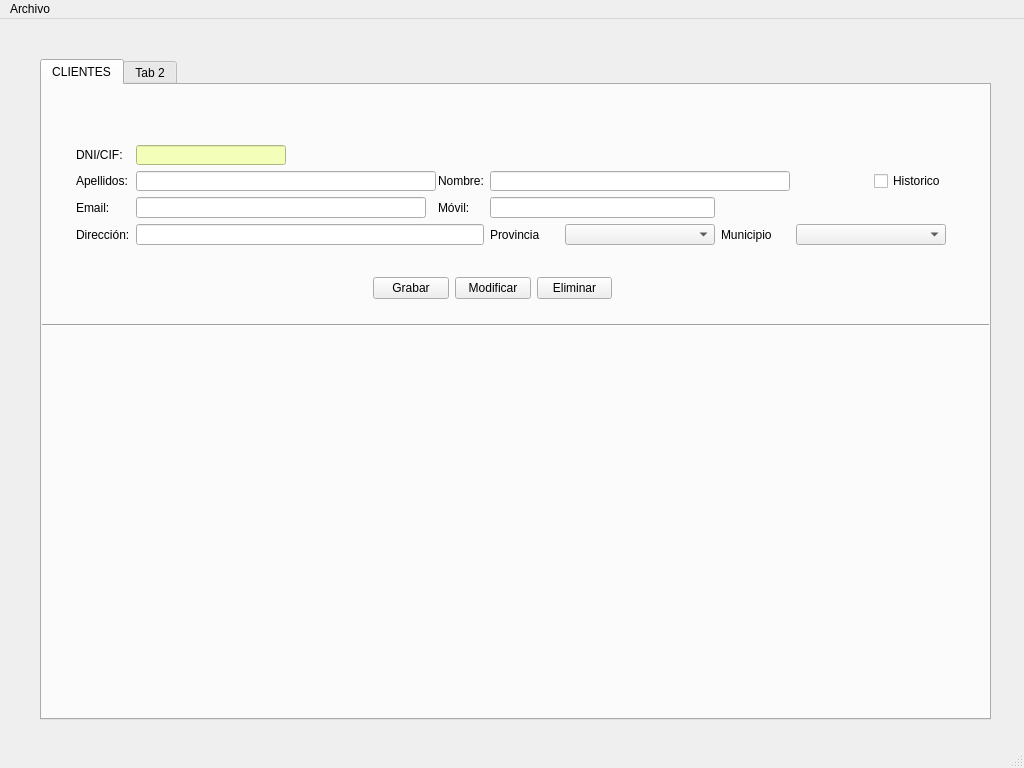
The window that venPrincipal.ui (VoctorSN/Proyecto-Desarrollo-Interfaces) describes before a commit, drawn with Qt 5.
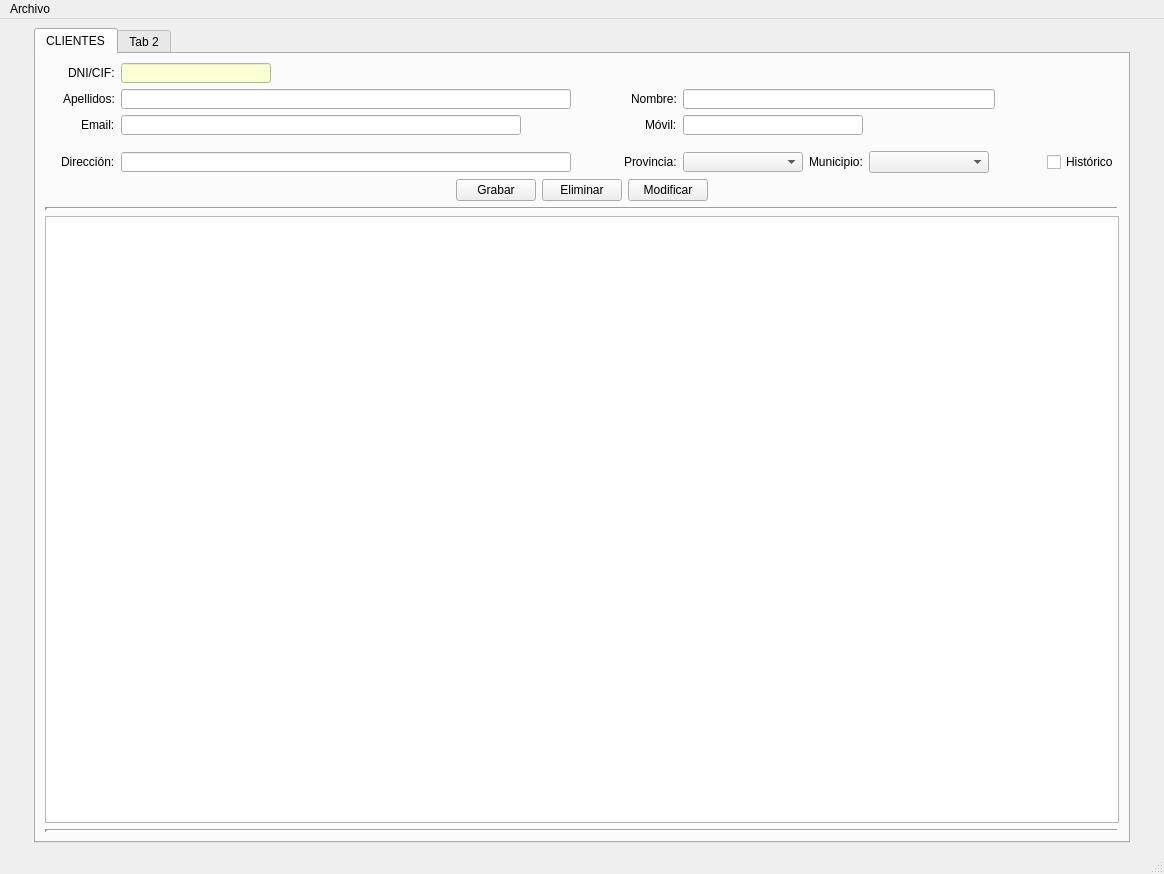
The same window after the commit. Icons and pictures are not drawn.

```diff
--- a/venPrincipal.ui
+++ b/venPrincipal.ui
@@ -6,300 +6,620 @@
    <rect>
     <x>0</x>
     <y>0</y>
-    <width>1024</width>
-    <height>768</height>
+    <width>1164</width>
+    <height>874</height>
    </rect>
   </property>
-  <property name="minimumSize">
-   <size>
-    <width>1024</width>
-    <height>768</height>
-   </size>
-  </property>
-  <property name="maximumSize">
-   <size>
-    <width>1024</width>
-    <height>768</height>
-   </size>
-  </property>
-  <property name="baseSize">
-   <size>
-    <width>0</width>
-    <height>0</height>
-   </size>
-  </property>
   <property name="windowTitle">
    <string>MainWindow</string>
   </property>
   <widget class="QWidget" name="centralwidget">
-   <widget class="QTabWidget" name="panPrincipal">
-    <property name="geometry">
-     <rect>
-      <x>40</x>
-      <y>40</y>
-      <width>951</width>
-      <height>661</height>
-     </rect>
-    </property>
-    <property name="currentIndex">
-     <number>0</number>
-    </property>
-    <widget class="QWidget" name="tabClientes">
-     <attribute name="title">
-      <string>CLIENTES</string>
-     </attribute>
-     <widget class="Line" name="line">
-      <property name="geometry">
-       <rect>
-        <x>0</x>
-        <y>230</y>
-        <width>951</width>
-        <height>20</height>
-       </rect>
-      </property>
+   <layout class="QGridLayout" name="gridLayout_2">
+    <item row="0" column="0">
+     <spacer name="horizontalSpacer_7">
       <property name="orientation">
        <enum>Qt::Horizontal</enum>
       </property>
-     </widget>
-     <widget class="QWidget" name="layoutWidget">
-      <property name="geometry">
-       <rect>
-        <x>331</x>
-        <y>191</y>
-        <width>239</width>
-        <height>25</height>
-       </rect>
+      <property name="sizeType">
+       <enum>QSizePolicy::Minimum</enum>
       </property>
-      <layout class="QHBoxLayout" name="horizontalLayout">
-       <item>
-        <widget class="QPushButton" name="btnGrabarCli">
-         <property name="text">
-          <string>Grabar</string>
-         </property>
-        </widget>
-       </item>
-       <item>
-        <widget class="QPushButton" name="btnModificarCli">
-         <property name="text">
-          <string>Modificar</string>
-         </property>
-        </widget>
-       </item>
-       <item>
-        <widget class="QPushButton" name="btnDelCli">
-         <property name="text">
-          <string>Eliminar</string>
-         </property>
-        </widget>
-       </item>
-      </layout>
-     </widget>
-     <widget class="QWidget" name="layoutWidget">
-      <property name="geometry">
-       <rect>
-        <x>34</x>
-        <y>60</y>
-        <width>870</width>
-        <height>100</height>
-       </rect>
+      <property name="sizeHint" stdset="0">
+       <size>
+        <width>25</width>
+        <height>20</height>
+       </size>
       </property>
-      <layout class="QGridLayout" name="gridLayout">
-       <item row="0" column="0">
-        <widget class="QLabel" name="lblDniCli">
-         <property name="text">
-          <string>DNI/CIF:</string>
-         </property>
-        </widget>
-       </item>
-       <item row="0" column="1">
-        <widget class="QLineEdit" name="txtDniCli">
-         <property name="minimumSize">
-          <size>
-           <width>120</width>
-           <height>20</height>
-          </size>
-         </property>
-         <property name="maximumSize">
-          <size>
-           <width>150</width>
-           <height>16777215</height>
-          </size>
-         </property>
-         <property name="styleSheet">
-          <string notr="true">background-color: rgb(243, 255, 185);</string>
-         </property>
-         <property name="text">
-          <string/>
-         </property>
-        </widget>
-       </item>
-       <item row="1" column="0">
-        <widget class="QLabel" name="lblApeCli">
-         <property name="text">
-          <string>Apellidos:</string>
-         </property>
-        </widget>
-       </item>
-       <item row="1" column="1">
-        <widget class="QLineEdit" name="txtApeCli">
-         <property name="minimumSize">
-          <size>
-           <width>300</width>
-           <height>20</height>
-          </size>
-         </property>
-        </widget>
-       </item>
-       <item row="1" column="2">
-        <spacer name="horizontalSpacer">
-         <property name="orientation">
-          <enum>Qt::Horizontal</enum>
-         </property>
-         <property name="sizeHint" stdset="0">
-          <size>
-           <width>20</width>
-           <height>20</height>
-          </size>
-         </property>
-        </spacer>
-       </item>
-       <item row="1" column="3">
-        <widget class="QLabel" name="lblNomCli">
-         <property name="text">
-          <string>Nombre:</string>
-         </property>
-        </widget>
-       </item>
-       <item row="2" column="0">
-        <widget class="QLabel" name="lblEmailCli">
-         <property name="text">
-          <string>Email:</string>
-         </property>
-        </widget>
-       </item>
-       <item row="2" column="1">
-        <widget class="QLineEdit" name="txtEmailCli"/>
-       </item>
-       <item row="2" column="4" colspan="2">
-        <widget class="QLineEdit" name="txtMovilCli">
-         <property name="text">
-          <string/>
-         </property>
-        </widget>
-       </item>
-       <item row="3" column="0">
-        <widget class="QLabel" name="lblDirCli">
-         <property name="text">
-          <string>Dirección:</string>
-         </property>
-        </widget>
-       </item>
-       <item row="3" column="4">
-        <widget class="QLabel" name="lblProvCli">
-         <property name="text">
-          <string>Provincia</string>
-         </property>
-        </widget>
-       </item>
-       <item row="3" column="5">
-        <widget class="QComboBox" name="comboProvinciaCli">
-         <property name="minimumSize">
-          <size>
-           <width>150</width>
-           <height>0</height>
-          </size>
-         </property>
-         <property name="maximumSize">
-          <size>
-           <width>150</width>
-           <height>16777215</height>
-          </size>
-         </property>
-        </widget>
-       </item>
-       <item row="3" column="6">
-        <widget class="QLabel" name="lblMunicipoCli">
-         <property name="text">
-          <string>Municipio</string>
-         </property>
-        </widget>
-       </item>
-       <item row="3" column="7" colspan="2">
-        <widget class="QComboBox" name="comboMunicipioCli">
-         <property name="minimumSize">
-          <size>
-           <width>150</width>
-           <height>0</height>
-          </size>
-         </property>
-         <property name="maximumSize">
-          <size>
-           <width>150</width>
-           <height>16777215</height>
-          </size>
-         </property>
-        </widget>
-       </item>
-       <item row="3" column="1" colspan="3">
-        <widget class="QLineEdit" name="txtDirCli">
-         <property name="text">
-          <string/>
-         </property>
-        </widget>
-       </item>
-       <item row="2" column="3">
-        <widget class="QLabel" name="lblMovilCli">
-         <property name="text">
-          <string>Móvil:</string>
-         </property>
-        </widget>
-       </item>
-       <item row="1" column="4" colspan="3">
-        <widget class="QLineEdit" name="txtNomCli">
-         <property name="minimumSize">
-          <size>
-           <width>300</width>
-           <height>20</height>
-          </size>
-         </property>
-        </widget>
-       </item>
-       <item row="1" column="8">
-        <widget class="QCheckBox" name="chkHistoriaCli">
-         <property name="text">
-          <string>Historico</string>
-         </property>
-        </widget>
-       </item>
-      </layout>
+     </spacer>
+    </item>
+    <item row="0" column="1">
+     <widget class="QTabWidget" name="panPrincipal">
+      <property name="currentIndex">
+       <number>0</number>
+      </property>
+      <widget class="QWidget" name="pesClientes">
+       <attribute name="title">
+        <string>CLIENTES</string>
+       </attribute>
+       <layout class="QVBoxLayout" name="verticalLayout">
+        <item>
+         <layout class="QGridLayout" name="layoutFormulario">
+          <item row="4" column="5">
+           <widget class="QLabel" name="lblProvCli">
+            <property name="text">
+             <string>Provincia:</string>
+            </property>
+           </widget>
+          </item>
+          <item row="4" column="4">
+           <spacer name="horizontalSpacer">
+            <property name="orientation">
+             <enum>Qt::Horizontal</enum>
+            </property>
+            <property name="sizeHint" stdset="0">
+             <size>
+              <width>40</width>
+              <height>20</height>
+             </size>
+            </property>
+           </spacer>
+          </item>
+          <item row="4" column="7">
+           <widget class="QLabel" name="lblMuniCli">
+            <property name="text">
+             <string>Municipio:</string>
+            </property>
+           </widget>
+          </item>
+          <item row="4" column="8">
+           <widget class="QComboBox" name="cmbMuniCli">
+            <property name="sizePolicy">
+             <sizepolicy hsizetype="Fixed" vsizetype="Fixed">
+              <horstretch>0</horstretch>
+              <verstretch>0</verstretch>
+             </sizepolicy>
+            </property>
+            <property name="minimumSize">
+             <size>
+              <width>120</width>
+              <height>20</height>
+             </size>
+            </property>
+           </widget>
+          </item>
+          <item row="4" column="6">
+           <widget class="QComboBox" name="cmbProvCli">
+            <property name="sizePolicy">
+             <sizepolicy hsizetype="Fixed" vsizetype="Fixed">
+              <horstretch>0</horstretch>
+              <verstretch>0</verstretch>
+             </sizepolicy>
+            </property>
+            <property name="minimumSize">
+             <size>
+              <width>120</width>
+              <height>20</height>
+             </size>
+            </property>
+            <property name="maximumSize">
+             <size>
+              <width>120</width>
+              <height>20</height>
+             </size>
+            </property>
+           </widget>
+          </item>
+          <item row="2" column="5" alignment="Qt::AlignRight">
+           <widget class="QLabel" name="lblMovilCli">
+            <property name="text">
+             <string>Móvil:</string>
+            </property>
+           </widget>
+          </item>
+          <item row="1" column="5" alignment="Qt::AlignRight">
+           <widget class="QLabel" name="lblNomCli">
+            <property name="text">
+             <string>Nombre:</string>
+            </property>
+           </widget>
+          </item>
+          <item row="2" column="6" colspan="2">
+           <widget class="QLineEdit" name="txtMovilCli">
+            <property name="sizePolicy">
+             <sizepolicy hsizetype="Fixed" vsizetype="Fixed">
+              <horstretch>0</horstretch>
+              <verstretch>0</verstretch>
+             </sizepolicy>
+            </property>
+            <property name="minimumSize">
+             <size>
+              <width>120</width>
+              <height>0</height>
+             </size>
+            </property>
+            <property name="maximumSize">
+             <size>
+              <width>200</width>
+              <height>20</height>
+             </size>
+            </property>
+           </widget>
+          </item>
+          <item row="1" column="6" colspan="4">
+           <widget class="QLineEdit" name="txtNomCli">
+            <property name="sizePolicy">
+             <sizepolicy hsizetype="Fixed" vsizetype="Fixed">
+              <horstretch>0</horstretch>
+              <verstretch>0</verstretch>
+             </sizepolicy>
+            </property>
+            <property name="minimumSize">
+             <size>
+              <width>300</width>
+              <height>0</height>
+             </size>
+            </property>
+            <property name="maximumSize">
+             <size>
+              <width>320</width>
+              <height>20</height>
+             </size>
+            </property>
+           </widget>
+          </item>
+          <item row="1" column="1" alignment="Qt::AlignRight">
+           <widget class="QLabel" name="lblApelCli">
+            <property name="text">
+             <string>Apellidos:</string>
+            </property>
+           </widget>
+          </item>
+          <item row="0" column="1" alignment="Qt::AlignRight">
+           <widget class="QLabel" name="lblDniCli">
+            <property name="text">
+             <string>DNI/CIF:</string>
+            </property>
+           </widget>
+          </item>
+          <item row="2" column="1" alignment="Qt::AlignRight">
+           <widget class="QLabel" name="lblEmailCli">
+            <property name="text">
+             <string>Email:</string>
+            </property>
+           </widget>
+          </item>
+          <item row="2" column="3">
+           <spacer name="horizontalSpacer_3">
+            <property name="orientation">
+             <enum>Qt::Horizontal</enum>
+            </property>
+            <property name="sizeType">
+             <enum>QSizePolicy::Fixed</enum>
+            </property>
+            <property name="sizeHint" stdset="0">
+             <size>
+              <width>20</width>
+              <height>20</height>
+             </size>
+            </property>
+           </spacer>
+          </item>
+          <item row="1" column="3">
+           <spacer name="horizontalSpacer_2">
+            <property name="orientation">
+             <enum>Qt::Horizontal</enum>
+            </property>
+            <property name="sizeType">
+             <enum>QSizePolicy::Fixed</enum>
+            </property>
+            <property name="sizeHint" stdset="0">
+             <size>
+              <width>20</width>
+              <height>20</height>
+             </size>
+            </property>
+           </spacer>
+          </item>
+          <item row="3" column="7">
+           <spacer name="verticalSpacer">
+            <property name="orientation">
+             <enum>Qt::Vertical</enum>
+            </property>
+            <property name="sizeType">
+             <enum>QSizePolicy::Fixed</enum>
+            </property>
+            <property name="sizeHint" stdset="0">
+             <size>
+              <width>20</width>
+              <height>10</height>
+             </size>
+            </property>
+           </spacer>
+          </item>
+          <item row="0" column="11">
+           <spacer name="horizontalSpacer_11">
+            <property name="orientation">
+             <enum>Qt::Horizontal</enum>
+            </property>
+            <property name="sizeHint" stdset="0">
+             <size>
+              <width>40</width>
+              <height>20</height>
+             </size>
+            </property>
+           </spacer>
+          </item>
+          <item row="1" column="0">
+           <spacer name="horizontalSpacer_12">
+            <property name="orientation">
+             <enum>Qt::Horizontal</enum>
+            </property>
+            <property name="sizeHint" stdset="0">
+             <size>
+              <width>40</width>
+              <height>20</height>
+             </size>
+            </property>
+           </spacer>
+          </item>
+          <item row="2" column="0">
+           <spacer name="horizontalSpacer_13">
+            <property name="orientation">
+             <enum>Qt::Horizontal</enum>
+            </property>
+            <property name="sizeHint" stdset="0">
+             <size>
+              <width>40</width>
+              <height>20</height>
+             </size>
+            </property>
+           </spacer>
+          </item>
+          <item row="1" column="12">
+           <spacer name="horizontalSpacer_16">
+            <property name="orientation">
+             <enum>Qt::Horizontal</enum>
+            </property>
+            <property name="sizeHint" stdset="0">
+             <size>
+              <width>40</width>
+              <height>20</height>
+             </size>
+            </property>
+           </spacer>
+          </item>
+          <item row="0" column="3" colspan="2">
+           <spacer name="horizontalSpacer_9">
+            <property name="orientation">
+             <enum>Qt::Horizontal</enum>
+            </property>
+            <property name="sizeHint" stdset="0">
+             <size>
+              <width>40</width>
+              <height>20</height>
+             </size>
+            </property>
+           </spacer>
+          </item>
+          <item row="4" column="0">
+           <spacer name="horizontalSpacer_14">
+            <property name="orientation">
+             <enum>Qt::Horizontal</enum>
+            </property>
+            <property name="sizeHint" stdset="0">
+             <size>
+              <width>40</width>
+              <height>20</height>
+             </size>
+            </property>
+           </spacer>
+          </item>
+          <item row="2" column="11">
+           <spacer name="horizontalSpacer_15">
+            <property name="orientation">
+             <enum>Qt::Horizontal</enum>
+            </property>
+            <property name="sizeHint" stdset="0">
+             <size>
+              <width>40</width>
+              <height>20</height>
+             </size>
+            </property>
+           </spacer>
+          </item>
+          <item row="1" column="10">
+           <spacer name="horizontalSpacer_17">
+            <property name="orientation">
+             <enum>Qt::Horizontal</enum>
+            </property>
+            <property name="sizeType">
+             <enum>QSizePolicy::Fixed</enum>
+            </property>
+            <property name="sizeHint" stdset="0">
+             <size>
+              <width>30</width>
+              <height>20</height>
+             </size>
+            </property>
+           </spacer>
+          </item>
+          <item row="4" column="2">
+           <widget class="QLineEdit" name="txtDirCli">
+            <property name="sizePolicy">
+             <sizepolicy hsizetype="Fixed" vsizetype="Fixed">
+              <horstretch>0</horstretch>
+              <verstretch>0</verstretch>
+             </sizepolicy>
+            </property>
+            <property name="minimumSize">
+             <size>
+              <width>400</width>
+              <height>20</height>
+             </size>
+            </property>
+            <property name="maximumSize">
+             <size>
+              <width>550</width>
+              <height>20</height>
+             </size>
+            </property>
+           </widget>
+          </item>
+          <item row="2" column="2">
+           <widget class="QLineEdit" name="txtEmailCli">
+            <property name="sizePolicy">
+             <sizepolicy hsizetype="Fixed" vsizetype="Fixed">
+              <horstretch>0</horstretch>
+              <verstretch>0</verstretch>
+             </sizepolicy>
+            </property>
+            <property name="minimumSize">
+             <size>
+              <width>350</width>
+              <height>0</height>
+             </size>
+            </property>
+            <property name="maximumSize">
+             <size>
+              <width>400</width>
+              <height>20</height>
+             </size>
+            </property>
+           </widget>
+          </item>
+          <item row="0" column="2">
+           <widget class="QLineEdit" name="txtDniCli">
+            <property name="sizePolicy">
+             <sizepolicy hsizetype="Fixed" vsizetype="Fixed">
+              <horstretch>0</horstretch>
+              <verstretch>0</verstretch>
+             </sizepolicy>
+            </property>
+            <property name="minimumSize">
+             <size>
+              <width>120</width>
+              <height>0</height>
+             </size>
+            </property>
+            <property name="maximumSize">
+             <size>
+              <width>150</width>
+              <height>20</height>
+             </size>
+            </property>
+            <property name="styleSheet">
+             <string notr="true">background-color: rgb(251, 255, 212);</string>
+            </property>
+           </widget>
+          </item>
+          <item row="4" column="1">
+           <widget class="QLabel" name="lblDirCli">
+            <property name="text">
+             <string>Dirección:</string>
+            </property>
+           </widget>
+          </item>
+          <item row="4" column="11">
+           <spacer name="horizontalSpacer_10">
+            <property name="orientation">
+             <enum>Qt::Horizontal</enum>
+            </property>
+            <property name="sizeHint" stdset="0">
+             <size>
+              <width>40</width>
+              <height>20</height>
+             </size>
+            </property>
+           </spacer>
+          </item>
+          <item row="0" column="0">
+           <spacer name="horizontalSpacer_4">
+            <property name="orientation">
+             <enum>Qt::Horizontal</enum>
+            </property>
+            <property name="sizeHint" stdset="0">
+             <size>
+              <width>40</width>
+              <height>20</height>
+             </size>
+            </property>
+           </spacer>
+          </item>
+          <item row="1" column="2">
+           <widget class="QLineEdit" name="txtApelCli">
+            <property name="sizePolicy">
+             <sizepolicy hsizetype="Fixed" vsizetype="Fixed">
+              <horstretch>0</horstretch>
+              <verstretch>0</verstretch>
+             </sizepolicy>
+            </property>
+            <property name="minimumSize">
+             <size>
+              <width>450</width>
+              <height>0</height>
+             </size>
+            </property>
+            <property name="maximumSize">
+             <size>
+              <width>500</width>
+              <height>20</height>
+             </size>
+            </property>
+           </widget>
+          </item>
+          <item row="4" column="12">
+           <widget class="QCheckBox" name="chkHistoriaCli">
+            <property name="text">
+             <string>Histórico</string>
+            </property>
+           </widget>
+          </item>
+         </layout>
+        </item>
+        <item>
+         <layout class="QHBoxLayout" name="layoutBotones">
+          <item>
+           <spacer name="horizontalSpacer_5">
+            <property name="orientation">
+             <enum>Qt::Horizontal</enum>
+            </property>
+            <property name="sizeHint" stdset="0">
+             <size>
+              <width>40</width>
+              <height>20</height>
+             </size>
+            </property>
+           </spacer>
+          </item>
+          <item>
+           <widget class="QPushButton" name="btnGrabarCli">
+            <property name="maximumSize">
+             <size>
+              <width>80</width>
+              <height>25</height>
+             </size>
+            </property>
+            <property name="text">
+             <string>Grabar</string>
+            </property>
+           </widget>
+          </item>
+          <item>
+           <widget class="QPushButton" name="btnDelCli">
+            <property name="maximumSize">
+             <size>
+              <width>80</width>
+              <height>25</height>
+             </size>
+            </property>
+            <property name="text">
+             <string>Eliminar</string>
+            </property>
+           </widget>
+          </item>
+          <item>
+           <widget class="QPushButton" name="btnModifCli">
+            <property name="maximumSize">
+             <size>
+              <width>80</width>
+              <height>25</height>
+             </size>
+            </property>
+            <property name="text">
+             <string>Modificar</string>
+            </property>
+           </widget>
+          </item>
+          <item>
+           <spacer name="horizontalSpacer_6">
+            <property name="orientation">
+             <enum>Qt::Horizontal</enum>
+            </property>
+            <property name="sizeHint" stdset="0">
+             <size>
+              <width>40</width>
+              <height>20</height>
+             </size>
+            </property>
+           </spacer>
+          </item>
+         </layout>
+        </item>
+        <item>
+         <widget class="Line" name="line">
+          <property name="lineWidth">
+           <number>3</number>
+          </property>
+          <property name="orientation">
+           <enum>Qt::Horizontal</enum>
+          </property>
+         </widget>
+        </item>
+        <item>
+         <widget class="QTableWidget" name="tabClientes">
+          <property name="sizePolicy">
+           <sizepolicy hsizetype="Expanding" vsizetype="Expanding">
+            <horstretch>0</horstretch>
+            <verstretch>0</verstretch>
+           </sizepolicy>
+          </property>
+         </widget>
+        </item>
+        <item>
+         <widget class="Line" name="line_2">
+          <property name="lineWidth">
+           <number>3</number>
+          </property>
+          <property name="orientation">
+           <enum>Qt::Horizontal</enum>
+          </property>
+         </widget>
+        </item>
+       </layout>
+      </widget>
+      <widget class="QWidget" name="tabConstruccion">
+       <attribute name="title">
+        <string>Tab 2</string>
+       </attribute>
+       <widget class="QLabel" name="label">
+        <property name="geometry">
+         <rect>
+          <x>380</x>
+          <y>210</y>
+          <width>221</width>
+          <height>41</height>
+         </rect>
+        </property>
+        <property name="text">
+         <string>Panel en construccion</string>
+        </property>
+       </widget>
+      </widget>
      </widget>
-    </widget>
-    <widget class="QWidget" name="tabConstruccion">
-     <attribute name="title">
-      <string>Tab 2</string>
-     </attribute>
-     <widget class="QLabel" name="label">
-      <property name="geometry">
-       <rect>
-        <x>160</x>
-        <y>140</y>
-        <width>141</width>
-        <height>31</height>
-       </rect>
+    </item>
+    <item row="0" column="2">
+     <spacer name="horizontalSpacer_8">
+      <property name="orientation">
+       <enum>Qt::Horizontal</enum>
       </property>
-      <property name="text">
-       <string>PANEL EN CONSTRUCCION</string>
+      <property name="sizeType">
+       <enum>QSizePolicy::Minimum</enum>
       </property>
-     </widget>
-    </widget>
-   </widget>
+      <property name="sizeHint" stdset="0">
+       <size>
+        <width>25</width>
+        <height>20</height>
+       </size>
+      </property>
+     </spacer>
+    </item>
+   </layout>
   </widget>
   <widget class="QMenuBar" name="menubar">
    <property name="geometry">
     <rect>
      <x>0</x>
      <y>0</y>
-     <width>1024</width>
+     <width>1164</width>
      <height>21</height>
     </rect>
    </property>
```
Left out of the diff: 12 changed lines with no effect on the pictures.
